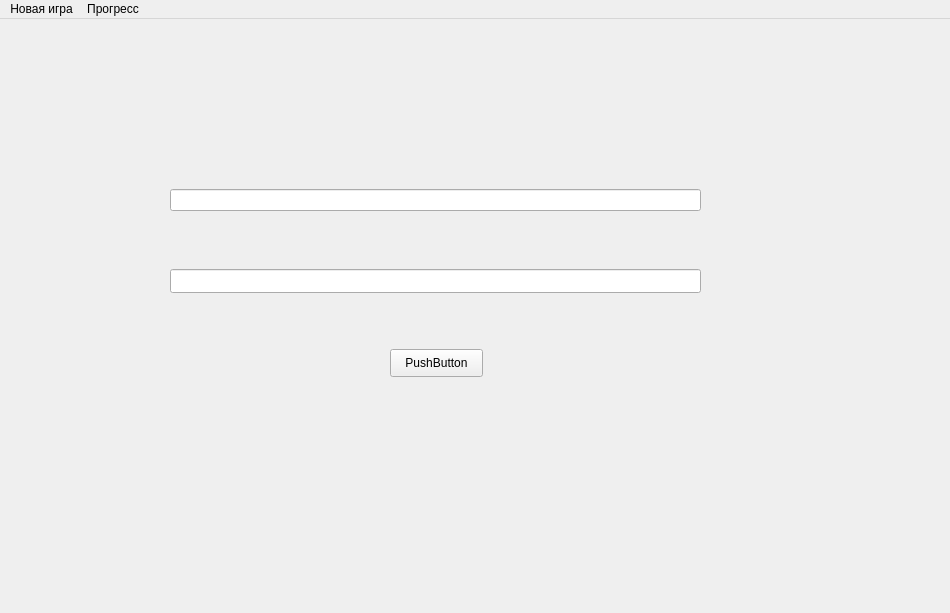
The window that MyMainForm.ui (KirillShevnin1/MyFirstProgramm) describes before a commit, drawn with Qt 5.
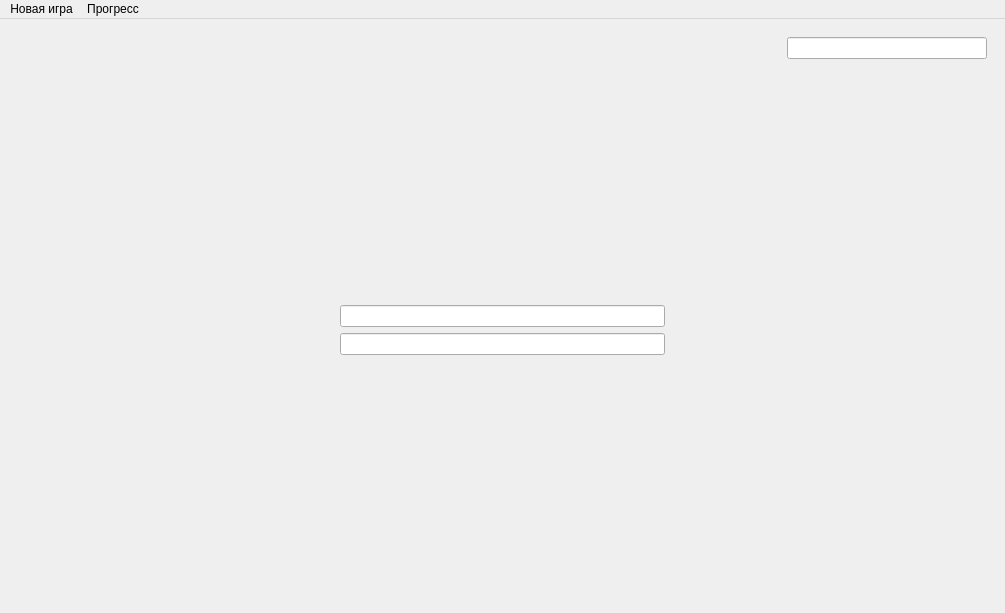
The same window after the commit.

```diff
--- a/MyMainForm.ui
+++ b/MyMainForm.ui
@@ -6,7 +6,7 @@
    <rect>
     <x>0</x>
     <y>0</y>
-    <width>950</width>
+    <width>1005</width>
     <height>613</height>
    </rect>
   </property>
@@ -14,46 +14,124 @@
    <string>Моё приложение </string>
   </property>
   <widget class="QWidget" name="centralwidget">
-   <widget class="QLineEdit" name="lineEditEnterText">
-    <property name="geometry">
-     <rect>
-      <x>170</x>
-      <y>250</y>
-      <width>531</width>
-      <height>24</height>
-     </rect>
-    </property>
-   </widget>
-   <widget class="QLineEdit" name="lineEditOutputText">
-    <property name="geometry">
-     <rect>
-      <x>170</x>
-      <y>170</y>
-      <width>531</width>
-      <height>22</height>
-     </rect>
-    </property>
-   </widget>
-   <widget class="QPushButton" name="pushButton">
-    <property name="geometry">
-     <rect>
-      <x>390</x>
-      <y>330</y>
-      <width>93</width>
-      <height>28</height>
-     </rect>
-    </property>
-    <property name="text">
-     <string>PushButton</string>
-    </property>
-   </widget>
+   <layout class="QGridLayout" name="gridLayout_2">
+    <item row="0" column="0" colspan="3">
+     <widget class="QWidget" name="widget" native="true">
+      <layout class="QHBoxLayout" name="horizontalLayout_2">
+       <item>
+        <layout class="QHBoxLayout" name="horizontalLayout">
+         <item>
+          <spacer name="horizontalSpacer">
+           <property name="orientation">
+            <enum>Qt::Horizontal</enum>
+           </property>
+           <property name="sizeHint" stdset="0">
+            <size>
+             <width>40</width>
+             <height>20</height>
+            </size>
+           </property>
+          </spacer>
+         </item>
+         <item>
+          <widget class="QLineEdit" name="lineEdit_2">
+           <property name="maximumSize">
+            <size>
+             <width>200</width>
+             <height>16777215</height>
+            </size>
+           </property>
+          </widget>
+         </item>
+        </layout>
+       </item>
+      </layout>
+     </widget>
+    </item>
+    <item row="1" column="1">
+     <layout class="QGridLayout" name="gridLayout">
+      <item row="2" column="0">
+       <widget class="QLineEdit" name="lineEditOutputText">
+        <property name="maximumSize">
+         <size>
+          <width>500</width>
+          <height>16777215</height>
+         </size>
+        </property>
+       </widget>
+      </item>
+      <item row="0" column="0">
+       <spacer name="verticalSpacer">
+        <property name="orientation">
+         <enum>Qt::Vertical</enum>
+        </property>
+        <property name="sizeHint" stdset="0">
+         <size>
+          <width>20</width>
+          <height>187</height>
+         </size>
+        </property>
+       </spacer>
+      </item>
+      <item row="4" column="0">
+       <spacer name="verticalSpacer_2">
+        <property name="orientation">
+         <enum>Qt::Vertical</enum>
+        </property>
+        <property name="sizeHint" stdset="0">
+         <size>
+          <width>20</width>
+          <height>249</height>
+         </size>
+        </property>
+       </spacer>
+      </item>
+      <item row="3" column="0">
+       <widget class="QLineEdit" name="lineEditEnterText">
+        <property name="maximumSize">
+         <size>
+          <width>500</width>
+          <height>16777215</height>
+         </size>
+        </property>
+       </widget>
+      </item>
+     </layout>
+    </item>
+    <item row="1" column="0">
+     <spacer name="horizontalSpacer_2">
+      <property name="orientation">
+       <enum>Qt::Horizontal</enum>
+      </property>
+      <property name="sizeHint" stdset="0">
+       <size>
+        <width>40</width>
+        <height>20</height>
+       </size>
+      </property>
+     </spacer>
+    </item>
+    <item row="1" column="2">
+     <spacer name="horizontalSpacer_3">
+      <property name="orientation">
+       <enum>Qt::Horizontal</enum>
+      </property>
+      <property name="sizeHint" stdset="0">
+       <size>
+        <width>40</width>
+        <height>20</height>
+       </size>
+      </property>
+     </spacer>
+    </item>
+   </layout>
   </widget>
   <widget class="QMenuBar" name="menubar">
    <property name="geometry">
     <rect>
      <x>0</x>
      <y>0</y>
-     <width>950</width>
+     <width>1005</width>
      <height>26</height>
     </rect>
    </property>
```
Left out of the diff: 6 changed lines with no effect on the pictures.
